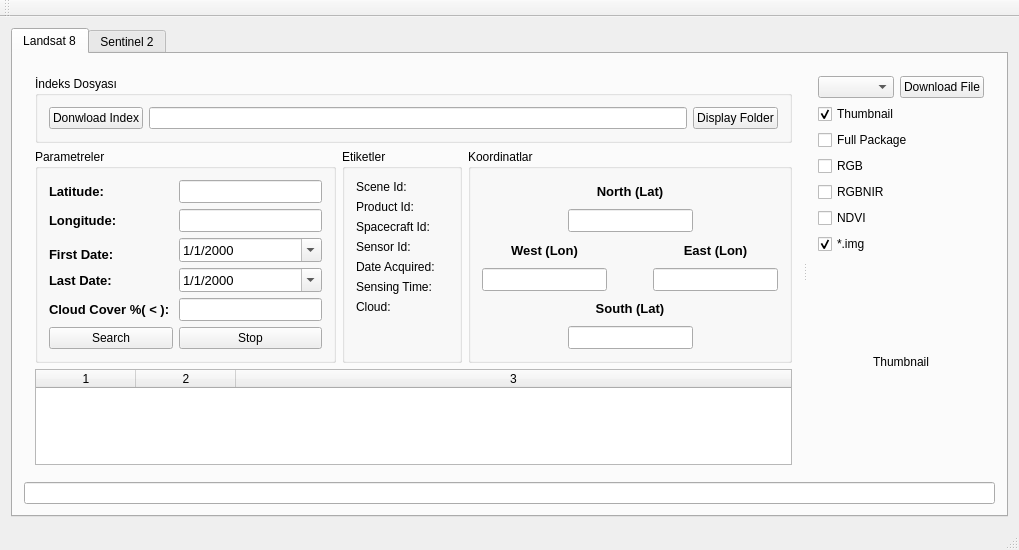
Old version of the form GCSatDownloader/gcsatdownloader.ui in the repository mhtefe/GoogleCloudSatDownloader.
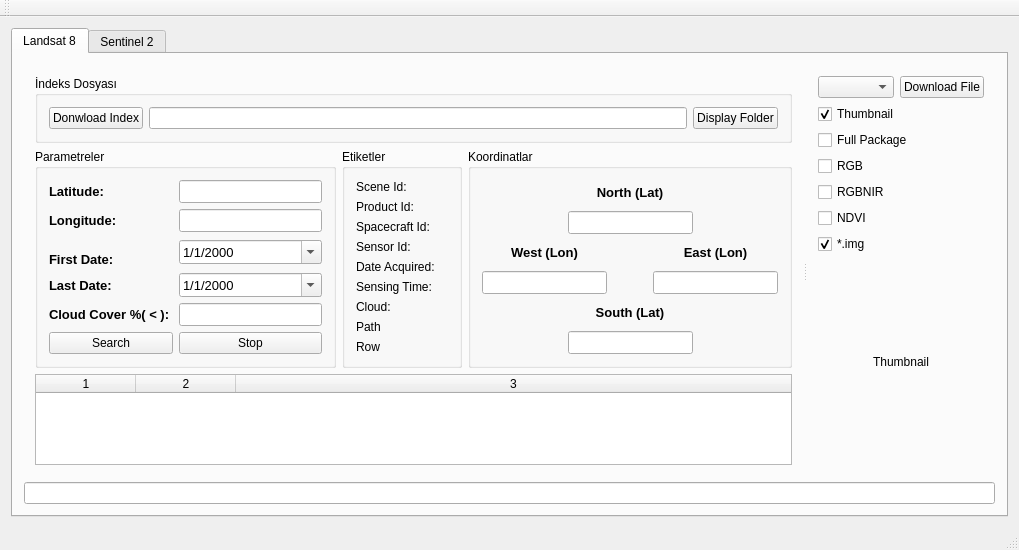
New version of the form. Icons and pictures are not drawn.

The edit to the form file:
```diff
--- a/GCSatDownloader/gcsatdownloader.ui
+++ b/GCSatDownloader/gcsatdownloader.ui
@@ -348,6 +348,34 @@
                      </property>
                     </widget>
                    </item>
+                   <item row="7" column="0">
+                    <widget class="QLabel" name="Label_Path">
+                     <property name="text">
+                      <string>Path</string>
+                     </property>
+                    </widget>
+                   </item>
+                   <item row="8" column="0">
+                    <widget class="QLabel" name="Label_Row">
+                     <property name="text">
+                      <string>Row</string>
+                     </property>
+                    </widget>
+                   </item>
+                   <item row="7" column="1">
+                    <widget class="QLabel" name="label_8_LS8">
+                     <property name="text">
+                      <string/>
+                     </property>
+                    </widget>
+                   </item>
+                   <item row="8" column="1">
+                    <widget class="QLabel" name="label_9_LS8">
+                     <property name="text">
+                      <string/>
+                     </property>
+                    </widget>
+                   </item>
                   </layout>
                  </item>
                 </layout>
@@ -607,7 +635,7 @@
                <enum>Qt::SolidLine</enum>
               </property>
               <property name="sortingEnabled">
-               <bool>true</bool>
+               <bool>false</bool>
               </property>
               <property name="columnCount">
                <number>3</number>
```
Left out of the diff: 2 changed lines with no effect on the pictures.
